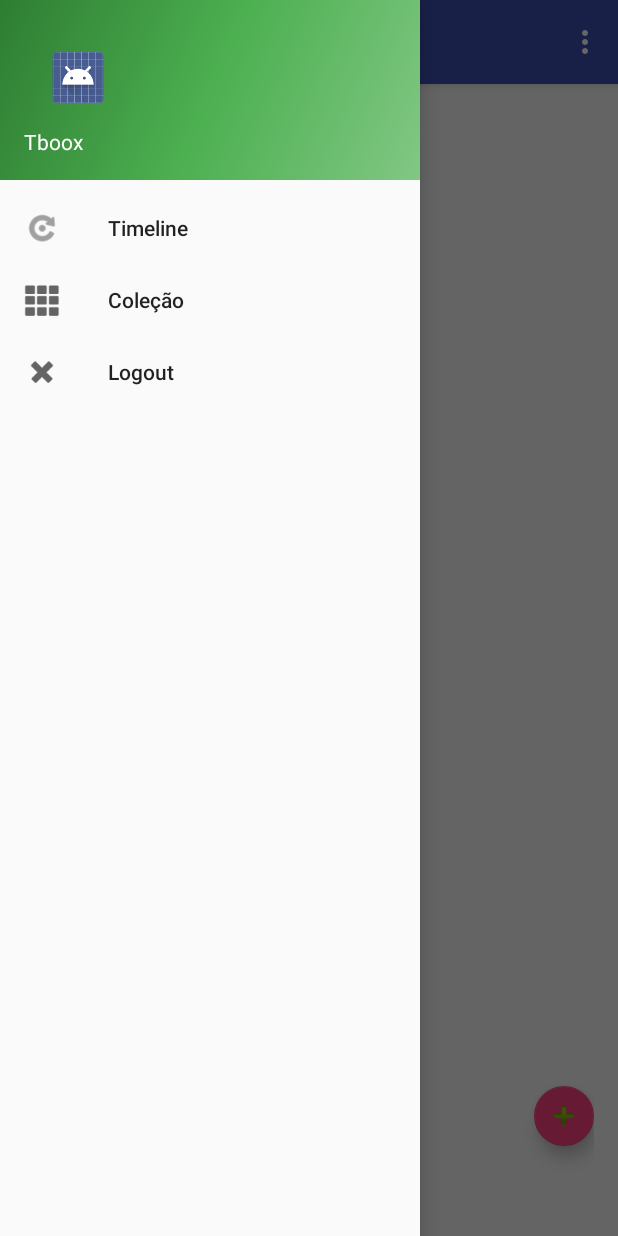
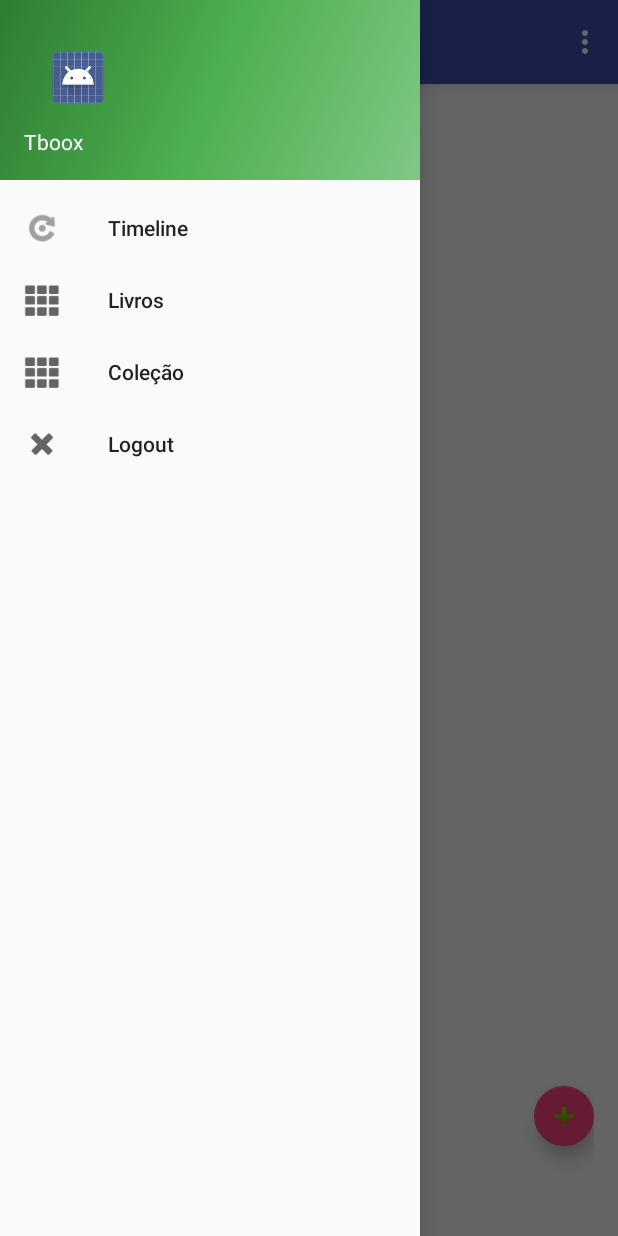
Before and after one commit to rbmarliere/tboox-android, an Android app: the MenuActivity screen opened directly, with no data from a screen before it, with the side drawer open, on a phone screen of 412 x 824 dp. Run offline under Robolectric (Android 15) with nearby library versions, the phone set to English and light mode, and no system bars.

Commit message:
ajusting menu_nav_bar items

```diff
--- a/app/src/main/java/info/nsupdate/tboox/tboox/MenuActivity.java
+++ b/app/src/main/java/info/nsupdate/tboox/tboox/MenuActivity.java
@@ -1,5 +1,6 @@
 package info.nsupdate.tboox.tboox;
 
+import android.content.Intent;
 import android.os.Bundle;
 import android.support.design.widget.NavigationView;
 import android.support.v4.app.FragmentManager;
@@ -11,6 +12,7 @@ import android.support.v7.widget.Toolbar;
 import android.view.Menu;
 import android.view.MenuItem;
 
+import layout.BookListFragment;
 import layout.CollectionListFragment;
 import layout.TimelineFragment;
 
@@ -73,22 +75,26 @@ public class MenuActivity extends  AppCompatActivity
     @Override
     public boolean onNavigationItemSelected(MenuItem item) {
         int id = item.getItemId();
+
+        FragmentManager fragmentManager = getSupportFragmentManager();
+
         if (id == R.id.nav_timeline) {
             TimelineFragment timelineFragment = new TimelineFragment();
-
-            FragmentManager fragmentManager = getSupportFragmentManager();
-            fragmentManager.beginTransaction().replace(R.id.relative_content_menu,timelineFragment,timelineFragment.getTag()).commit();
+            fragmentManager.beginTransaction().replace(R.id.relative_content_menu, timelineFragment, timelineFragment.getTag()).commit();
+        } else if (id == R.id.nav_book) {
+            BookListFragment bookListFragment = new BookListFragment();
+            fragmentManager.beginTransaction().replace(R.id.relative_content_menu, bookListFragment, bookListFragment.getTag()).commit();
         } else if (id == R.id.nav_collection) {
             CollectionListFragment collectionListFragment = new CollectionListFragment();
-
-            FragmentManager fragmentManager = getSupportFragmentManager();
             fragmentManager.beginTransaction().replace(R.id.relative_content_menu, collectionListFragment, collectionListFragment.getTag()).commit();
         } else if (id == R.id.nav_logout) {
-
+            // todo: Services.forget_token() request...
+            startActivity(new Intent(MenuActivity.this, LoginActivity.class));
         }
 
         DrawerLayout drawer = (DrawerLayout) findViewById(R.id.drawer_layout);
         drawer.closeDrawer(GravityCompat.START);
+
         return true;
     }
 }
--- a/app/src/main/res/menu/menu_nav_drawer.xml
+++ b/app/src/main/res/menu/menu_nav_drawer.xml
@@ -6,6 +6,10 @@
             android:id="@+id/nav_timeline"
             android:icon="@android:drawable/ic_menu_rotate"
             android:title="Timeline" />
+        <item
+            android:id="@+id/nav_book"
+            android:icon="@android:drawable/ic_dialog_dialer"
+            android:title="Livros" />
         <item
             android:id="@+id/nav_collection"
             android:icon="@android:drawable/ic_dialog_dialer"
```
